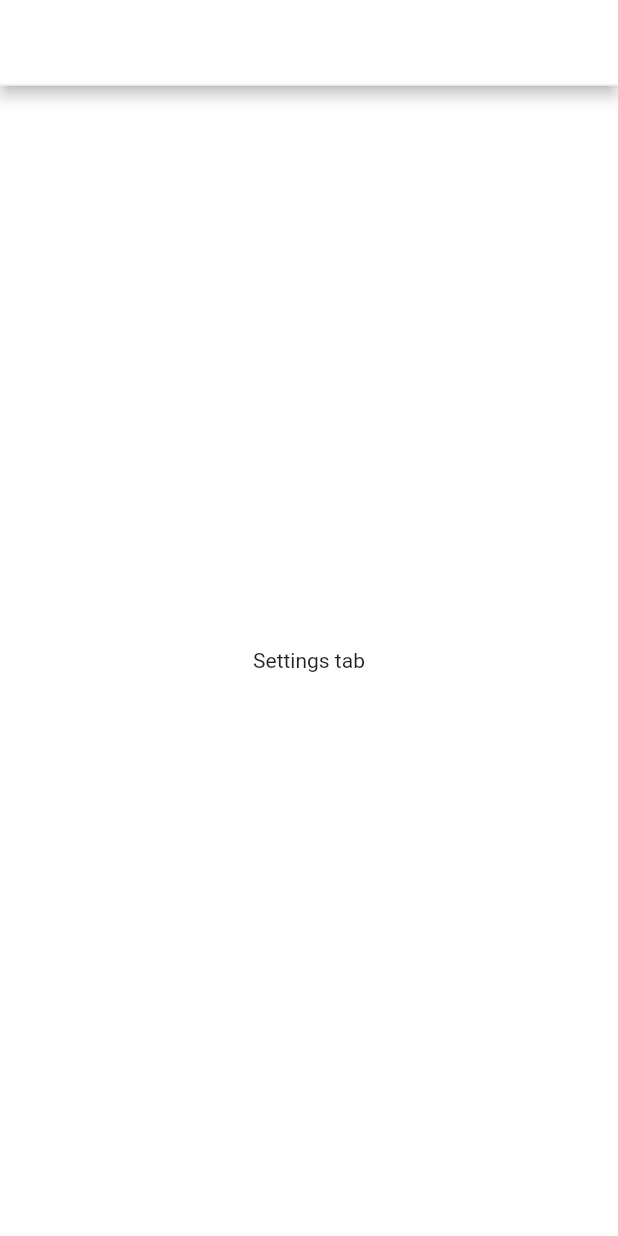
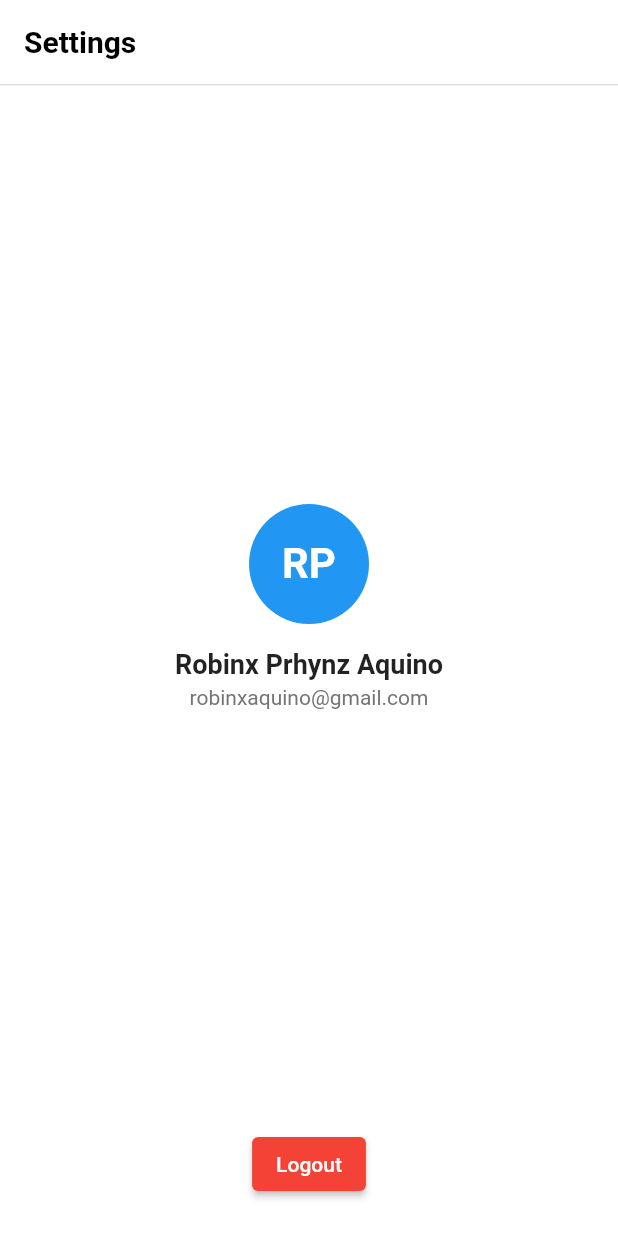
Before and after one commit to alienstro/exam_ocr, a Flutter app: the SettingsScreen screen opened directly, on a phone screen of 412 x 824 dp. Run offline on Flutter 3.47's test engine with Material 3 defaults, Android fonts, the phone set to English and light mode, and no system bars.

Commit message:
done settings tab

```diff
--- a/lib/features/settings/views/settings_screen.dart
+++ b/lib/features/settings/views/settings_screen.dart
@@ -1,21 +1,89 @@
 import 'package:flutter/material.dart';
 
 class SettingsScreen extends StatelessWidget {
+  final String teacherName = 'Robinx Prhynz Aquino';
+  final String teacherEmail = 'robinxaquino@gmail.com';
+
+  String getInitials(String name) {
+    final parts = name.trim().split(' ');
+    if (parts.length >= 2) {
+      return '${parts[0][0]}${parts[1][0]}'.toUpperCase();
+    } else if (parts.isNotEmpty) {
+      return parts[0][0].toUpperCase();
+    }
+    return '';
+  }
+
   @override
   Widget build(BuildContext context) {
+    final initials = getInitials(teacherName);
+
     return Scaffold(
       appBar: AppBar(
-        title: Text('Settings', style: TextStyle(fontWeight: FontWeight.bold)),
-        backgroundColor: Colors.white,
-        bottom: PreferredSize(
-          preferredSize: Size.fromHeight(1.0),
-          child: Container(
-            color: const Color.fromARGB(255, 239, 239, 239),
-            height: 1.0,
+        title: Text(
+          'Settings',
+          style: TextStyle(
+            fontWeight: FontWeight.bold,
+            color: Colors.black,
           ),
         ),
+        backgroundColor: Colors.white,
+        foregroundColor: Colors.black,
+        elevation: 0,
+        bottom: PreferredSize(
+          preferredSize: Size.fromHeight(1),
+          child: Container(height: 1, color: Colors.black12),
+        ),
       ),
-      body: Center(child: Text('Settings tab')),
+      body: Column(
+        children: [
+          Expanded(
+            child: Center(
+              child: Column(
+                mainAxisSize: MainAxisSize.min,
+                children: [
+                  CircleAvatar(
+                    radius: 40,
+                    backgroundColor: Colors.blue,
+                    child: Text(
+                      initials,
+                      style: TextStyle(
+                        fontSize: 28,
+                        fontWeight: FontWeight.bold,
+                        color: Colors.white,
+                      ),
+                    ),
+                  ),
+                  SizedBox(height: 16),
+                  Text(
+                    teacherName,
+                    style: TextStyle(fontSize: 18, fontWeight: FontWeight.bold),
+                  ),
+                  SizedBox(height: 4),
+                  Text(
+                    teacherEmail,
+                    style: TextStyle(color: Colors.grey[600]),
+                  ),
+                ],
+              ),
+            ),
+          ),
+          Padding(
+            padding: const EdgeInsets.only(bottom: 24.0),
+            child: ElevatedButton(
+              onPressed: () {
+                // TODO: Add logout logic
+
+              },
+              style: ElevatedButton.styleFrom(
+                backgroundColor: Colors.red,
+                foregroundColor: Colors.white,
+              ),
+              child: Text('Logout'),
+            ),
+          ),
+        ],
+      ),
     );
   }
 }
```
